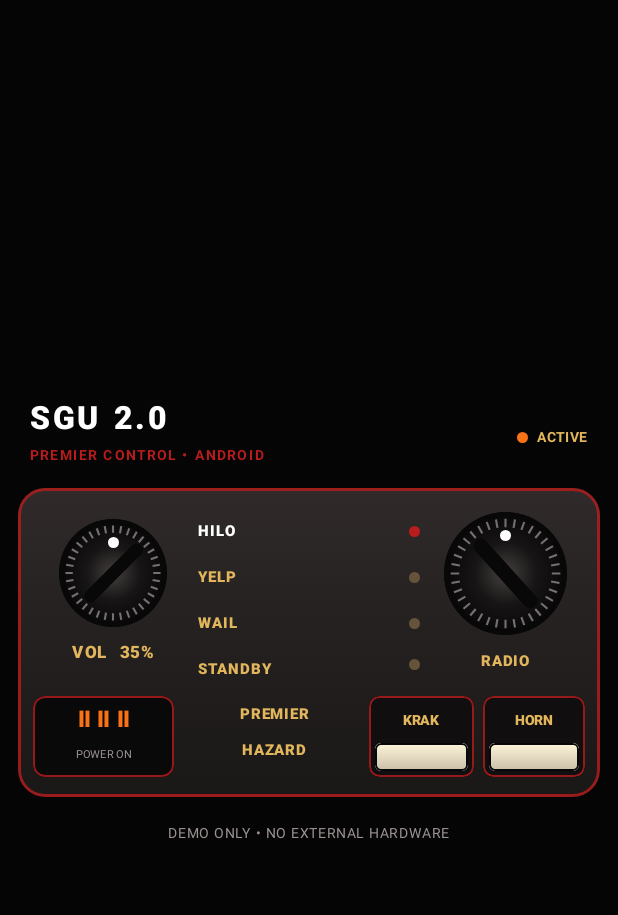
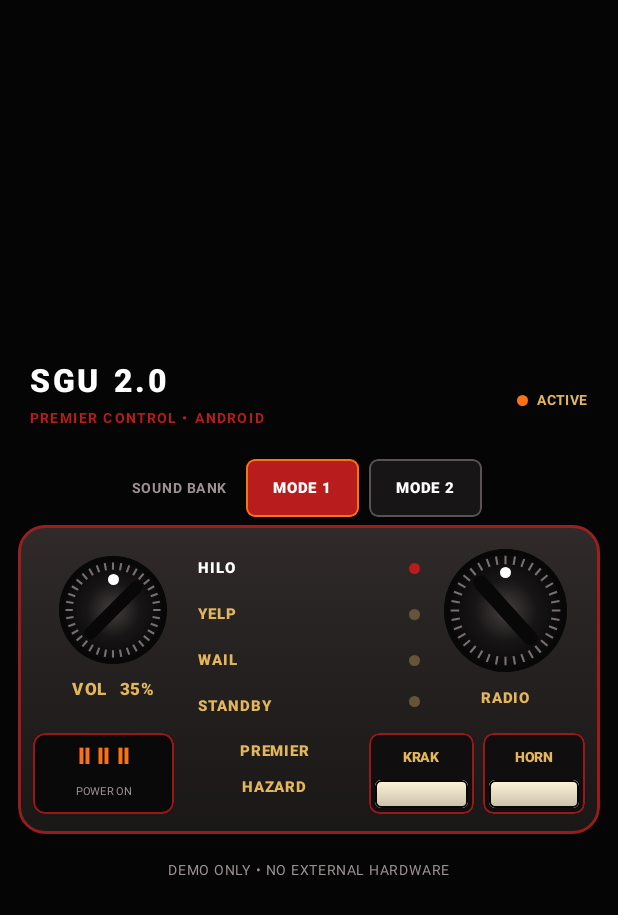
Before and after one commit to azelow09876543219-alt/sgu, an Android app built with Jetpack Compose: the screen it shows after launch (MainActivity), after a tap on "HILO", on a phone screen of 412 x 824 dp. Shown: the top 915 px of the screen. Run offline under Robolectric (Android 15) with nearby library versions, the phone set to English and light mode, and no system bars.

Commit message:
Add selectable Mode 2 siren sound bank

```diff
--- a/app/src/main/java/com/example/hazard7007/MainActivity.kt
+++ b/app/src/main/java/com/example/hazard7007/MainActivity.kt
@@ -44,7 +44,7 @@ class MainActivity : ComponentActivity() {
         super.onCreate(savedInstanceState)
         setContent {
             HazardApp(
-                onDemoTone = { mode -> playAudio(mode) },
+                onDemoTone = { mode, bank -> playAudio(mode, bank) },
                 onStop = { stopAudio() },
                 onVolumeChanged = { value ->
                     volumeLevel = (value / 100f).coerceIn(0.35f, 1f)
@@ -54,9 +54,15 @@ class MainActivity : ComponentActivity() {
         }
     }
 
-    private fun playAudio(mode: String) {
+    private fun playAudio(mode: String, bank: Int) {
         stopAudio()
-        val soundId = when (mode) {
+        val soundId = if (bank == 2 && mode in listOf("HILO", "YELP", "WAIL")) {
+            when (mode) {
+                "HILO" -> R.raw.m2_hilo
+                "YELP" -> R.raw.m2_yelp
+                else -> R.raw.m2_wail
+            }
+        } else when (mode) {
             "HILO" -> R.raw.hilo
             "YELP" -> R.raw.yelp
             "WAIL" -> R.raw.wail
@@ -91,10 +97,11 @@ class MainActivity : ComponentActivity() {
 }
 
 @Composable
-fun HazardApp(onDemoTone: (String) -> Unit, onStop: () -> Unit, onVolumeChanged: (Float) -> Unit) {
+fun HazardApp(onDemoTone: (String, Int) -> Unit, onStop: () -> Unit, onVolumeChanged: (Float) -> Unit) {
     val modes = listOf("HILO", "YELP", "WAIL", "STANDBY")
     var selected by remember { mutableStateOf("STANDBY") }
     var volume by remember { mutableFloatStateOf(35f) }
+    var soundBank by remember { mutableIntStateOf(1) }
     var power by remember { mutableStateOf(true) }
     var manual by remember { mutableStateOf(false) }
     var radio by remember { mutableStateOf(false) }
@@ -128,6 +135,39 @@ fun HazardApp(onDemoTone: (String) -> Unit, onStop: () -> Unit, onVolumeChanged:
                         Spacer(Modifier.width(6.dp))
                         Text(if (!power) "OFF" else if (running) "ACTIVE" else "READY",
                             color = GoldText, fontSize = 9.sp, fontWeight = FontWeight.Bold)
+                    }
+                }
+
+                Row(
+                    Modifier.fillMaxWidth().padding(horizontal = 8.dp, vertical = 5.dp),
+                    horizontalArrangement = Arrangement.Center,
+                    verticalAlignment = Alignment.CenterVertically
+                ) {
+                    Text("SOUND BANK", color = Muted, fontSize = 9.sp,
+                        fontWeight = FontWeight.Bold, letterSpacing = 1.sp)
+                    Spacer(Modifier.width(10.dp))
+                    listOf(1, 2).forEach { bank ->
+                        Box(
+                            Modifier.padding(horizontal = 3.dp)
+                                .clip(RoundedCornerShape(6.dp))
+                                .background(if (soundBank == bank) Red else PanelInner)
+                                .border(1.dp, if (soundBank == bank) Orange else Muted.copy(alpha = .5f),
+                                    RoundedCornerShape(6.dp))
+                                .clickable {
+                                    if (soundBank != bank) {
+                                        soundBank = bank
+                                        selected = "STANDBY"
+                                        manual = false
+                                        radio = false
+                                        onStop()
+                                    }
+                                }
+                                .padding(horizontal = 18.dp, vertical = 7.dp),
+                            contentAlignment = Alignment.Center
+                        ) {
+                            Text("MODE $bank", color = Color.White, fontSize = 10.sp,
+                                fontWeight = FontWeight.Black)
+                        }
                     }
                 }
 
@@ -173,7 +213,7 @@ fun HazardApp(onDemoTone: (String) -> Unit, onStop: () -> Unit, onVolumeChanged:
                                                 selected = mode
                                                 manual = false
                                                 radio = false
-                                                if (mode == "STANDBY") onStop() else onDemoTone(mode)
+                                                if (mode == "STANDBY") onStop() else onDemoTone(mode, soundBank)
                                             }
                                         }.padding(vertical = 3.dp, horizontal = 3.dp),
                                     verticalAlignment = Alignment.CenterVertically
@@ -201,7 +241,7 @@ fun HazardApp(onDemoTone: (String) -> Unit, onStop: () -> Unit, onVolumeChanged:
                                         selected = next
                                         manual = false
                                         radio = false
-                                        if (next == "STANDBY") onStop() else onDemoTone(next)
+                                        if (next == "STANDBY") onStop() else onDemoTone(next, soundBank)
                                     }
                                 }
                             )
@@ -214,7 +254,7 @@ fun HazardApp(onDemoTone: (String) -> Unit, onStop: () -> Unit, onVolumeChanged:
                                         if (radio) {
                                             selected = "STANDBY"
                                             manual = false
-                                            onDemoTone("RADIO")
+                                            onDemoTone("RADIO", soundBank)
                                         } else {
                                             onStop()
                                         }
@@ -265,13 +305,13 @@ fun HazardApp(onDemoTone: (String) -> Unit, onStop: () -> Unit, onVolumeChanged:
                         ) {
                             if (power) {
                                 manual = !manual
-                                if (manual) { selected = "KRAK"; onDemoTone("KRAK") }
+                                if (manual) { selected = "KRAK"; onDemoTone("KRAK", soundBank) }
                                 else { selected = "STANDBY"; onStop() }
                             }
                         }
                         PhysicalButton(
                             "HORN", false, Modifier.weight(.72f).fillMaxHeight().padding(start = 6.dp)
-                        ) { if (power) onDemoTone("HORN") }
+                        ) { if (power) onDemoTone("HORN", soundBank) }
                     }
                 }
 
```
Also changed, not shown: 3 other files.
